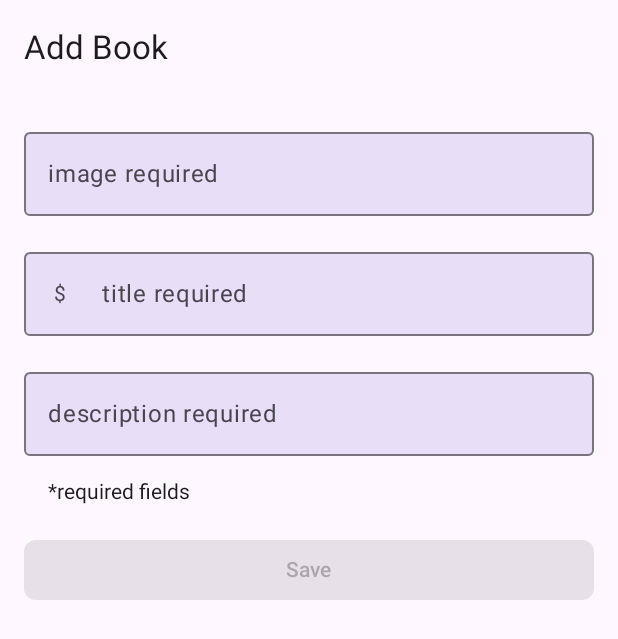
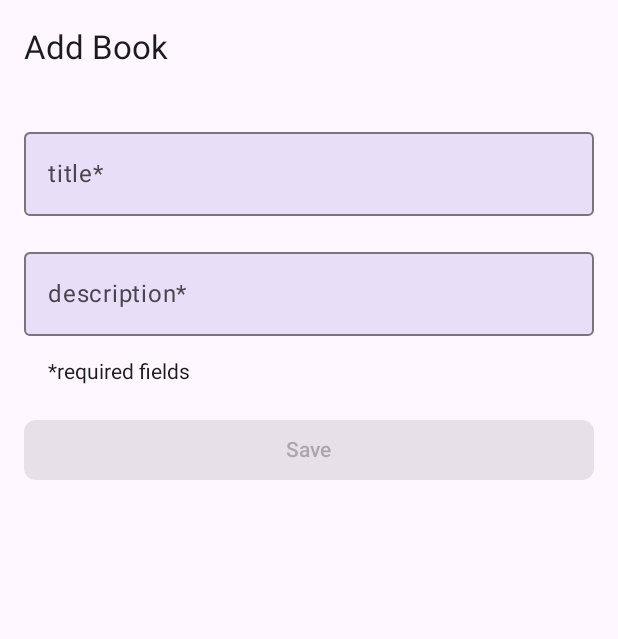
Before and after one commit to asmuam/Digilib, an Android app built with Jetpack Compose: the @Preview function BookEntryScreenPreview, on a phone screen of 412 x 824 dp. Shown: the top 639 px of the screen. Run offline under Robolectric (Android 15) with nearby library versions, the phone set to English and light mode, and no system bars.

```diff
--- a/app/src/main/java/com/polstat/digilib/MainActivity.kt
+++ b/app/src/main/java/com/polstat/digilib/MainActivity.kt
@@ -3,12 +3,16 @@ package com.polstat.digilib
 import android.os.Bundle
 import androidx.activity.ComponentActivity
 import androidx.activity.compose.setContent
+import com.polstat.digilib.ui.screen.BookEntryScreen
 
 class MainActivity : ComponentActivity() {
     override fun onCreate(savedInstanceState: Bundle?) {
         super.onCreate(savedInstanceState)
         setContent {
-            App()
+            //App()
+            BookEntryScreen {
+
+            }
         }
     }
 }
--- a/app/src/main/java/com/polstat/digilib/ui/screen/BookEntryScreen.kt
+++ b/app/src/main/java/com/polstat/digilib/ui/screen/BookEntryScreen.kt
@@ -23,8 +23,6 @@ import androidx.compose.ui.text.input.KeyboardType
 import androidx.compose.ui.tooling.preview.Preview
 import androidx.lifecycle.viewmodel.compose.viewModel
 import com.polstat.digilib.R
-import java.util.Currency
-import java.util.Locale
 
 @OptIn(ExperimentalMaterial3Api::class)
 @Composable
@@ -96,9 +94,10 @@ fun ItemInputForm(
         verticalArrangement = Arrangement.spacedBy(dimensionResource(id = R.dimen.padding_medium))
     ) {
         OutlinedTextField(
-            value = itemDetails.image,
-            onValueChange = { onValueChange(itemDetails.copy(image = it)) },
-            label = { Text("image required") },
+            value = itemDetails.title,
+            onValueChange = { onValueChange(itemDetails.copy(title = it)) },
+            keyboardOptions = KeyboardOptions(keyboardType = KeyboardType.Decimal),
+            label = { Text("title*") },
             colors = OutlinedTextFieldDefaults.colors(
                 focusedContainerColor = MaterialTheme.colorScheme.secondaryContainer,
                 unfocusedContainerColor = MaterialTheme.colorScheme.secondaryContainer,
@@ -109,25 +108,10 @@ fun ItemInputForm(
             singleLine = true
         )
         OutlinedTextField(
-            value = itemDetails.title,
-            onValueChange = { onValueChange(itemDetails.copy(title = it)) },
-            keyboardOptions = KeyboardOptions(keyboardType = KeyboardType.Decimal),
-            label = { Text("title required") },
-            colors = OutlinedTextFieldDefaults.colors(
-                focusedContainerColor = MaterialTheme.colorScheme.secondaryContainer,
-                unfocusedContainerColor = MaterialTheme.colorScheme.secondaryContainer,
-                disabledContainerColor = MaterialTheme.colorScheme.secondaryContainer,
-            ),
-            leadingIcon = { Text(Currency.getInstance(Locale.getDefault()).symbol) },
-            modifier = Modifier.fillMaxWidth(),
-            enabled = enabled,
-            singleLine = true
-        )
-        OutlinedTextField(
             value = itemDetails.description,
             onValueChange = { onValueChange(itemDetails.copy(description = it)) },
             keyboardOptions = KeyboardOptions(keyboardType = KeyboardType.Number),
-            label = { Text("description required") },
+            label = { Text("description*") },
             colors = OutlinedTextFieldDefaults.colors(
                 focusedContainerColor = MaterialTheme.colorScheme.secondaryContainer,
                 unfocusedContainerColor = MaterialTheme.colorScheme.secondaryContainer,
@@ -137,6 +121,19 @@ fun ItemInputForm(
             enabled = enabled,
             singleLine = true
         )
+//        OutlinedTextField( //image still need fixing
+//            value = itemDetails.image,
+//            onValueChange = { onValueChange(itemDetails.copy(image = it)) },
+//            label = { Text("image*") },
+//            colors = OutlinedTextFieldDefaults.colors(
+//                focusedContainerColor = MaterialTheme.colorScheme.secondaryContainer,
+//                unfocusedContainerColor = MaterialTheme.colorScheme.secondaryContainer,
+//                disabledContainerColor = MaterialTheme.colorScheme.secondaryContainer,
+//            ),
+//            modifier = Modifier.fillMaxWidth(),
+//            enabled = enabled,
+//            singleLine = true
+//        )
         if (enabled) {
             Text(
                 text = stringResource(R.string.required_fields),
--- a/app/src/main/java/com/polstat/digilib/ui/screen/DetailBookScreen.kt
+++ b/app/src/main/java/com/polstat/digilib/ui/screen/DetailBookScreen.kt
@@ -26,7 +26,8 @@ fun BookDetailScreen(
     book: Book,
     onBackClick: () -> Unit,
     onShareClick: (String) -> Unit,
-) {
+    onEditClick: (Int) -> Unit,
+    ) {
 
     LazyColumn(
         modifier = Modifier
--- a/app/src/main/res/values/strings.xml
+++ b/app/src/main/res/values/strings.xml
@@ -5,9 +5,9 @@
     <string name="delete">Delete</string>
     <string name="delete_question">Are you sure you want to delete?</string>
     <string name="no_item_description">Oops!\nNo items in the inventory.\nTap + to add.</string>
-    <string name="edit_item_title">Edit Item</string>
+    <string name="edit_item_title">Edit Book</string>
     <string name="item">Item</string>
-    <string name="item_detail_title">Item Details</string>
+    <string name="item_detail_title">Book Details</string>
     <string name="item_entry_title">Add Item</string>
     <string name="item_name_req">Item Name*</string>
     <string name="item_price_req">Item Price*</string>
```
Also changed, not shown: app/src/main/java/com/polstat/digilib/App.kt (+17 -1 lines), app/src/main/java/com/polstat/digilib/data/AppContainer.kt (added, +38 -0 lines), app/src/main/java/com/polstat/digilib/data/ItemsRepository.kt (added, +22 -0 lines), app/src/main/java/com/polstat/digilib/data/OfflineItemsRepository.kt (added, +19 -0 lines), app/src/main/java/com/polstat/digilib/navigation/NavigationDestination.kt (added, +13 -0 lines), app/src/main/java/com/polstat/digilib/ui/screen/BookEditScreen.kt (added, +83 -0 lines), app/src/main/java/com/polstat/digilib/ui/screen/BookEditViewModel.kt (added, +45 -0 lines).
